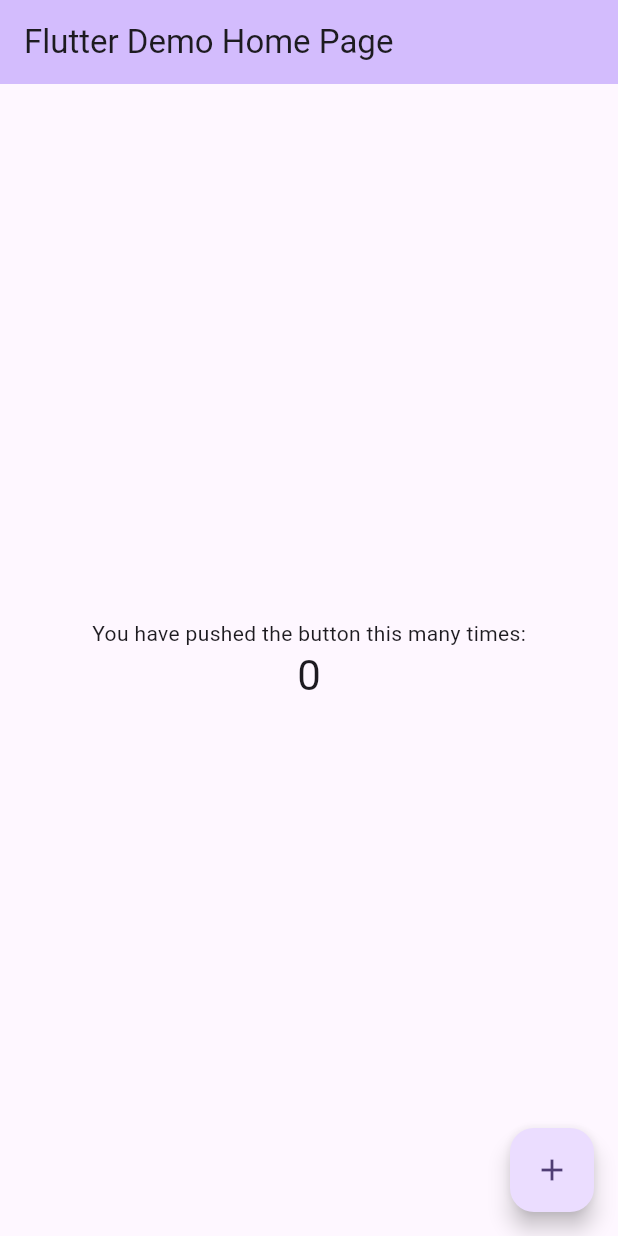
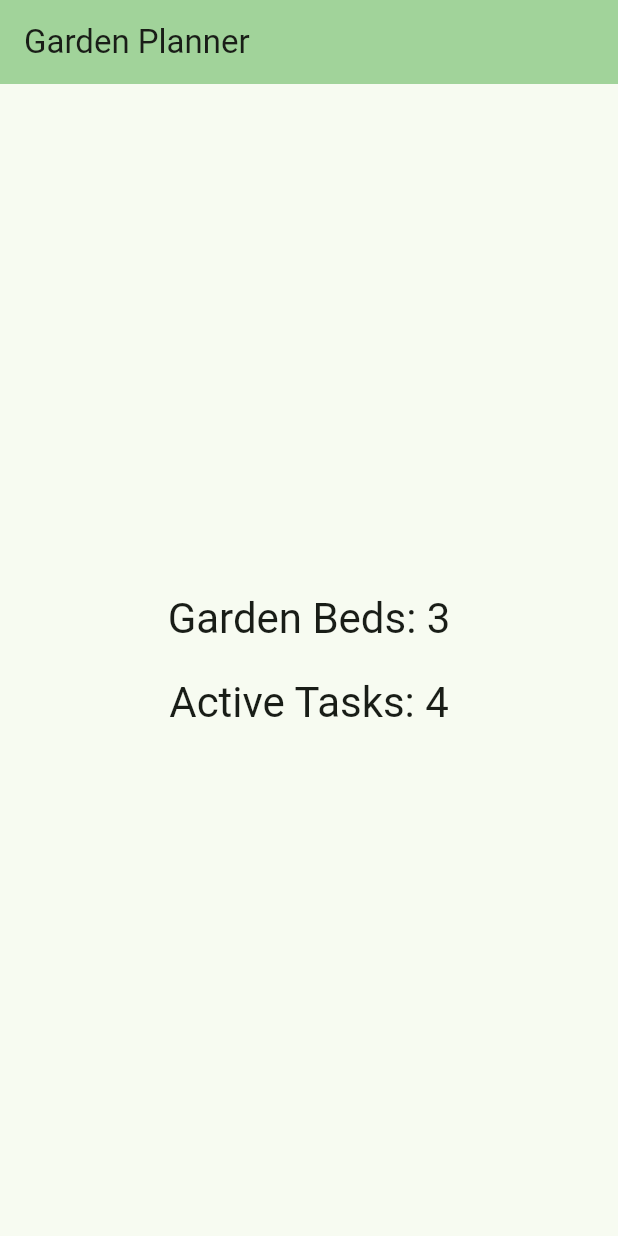
Before and after one commit to markdonaho/garden-design, a Flutter app: the screen it shows after launch, on a phone screen of 412 x 824 dp. Run offline on Flutter 3.47's test engine with Material 3 defaults, Android fonts, the light colour scheme and no system bars.

Commit message:
feat: complete sessions 2-3 foundations
- Models: add Crop, Soil, Bed, GardenTask with JSON mapping
- Provider: load assets/garden_data.json; expose beds/tasks; add CRUD helpers
- Main: integrate ChangeNotifierProvider; show bed/task counts
- Archive: add 2025-08-13_1003 session summary and transcript

Verification: analyze clean; Chrome run shows Garden Beds: 3, Active Tasks: 4

```diff
--- /dev/null
+++ b/garden_planner/devtools_options.yaml
@@ -0,0 +1,3 @@
+description: This file stores settings for Dart & Flutter DevTools.
+documentation: https://docs.flutter.dev/tools/devtools/extensions#configure-extension-enablement-states
+extensions:
--- a/garden_planner/lib/main.dart
+++ b/garden_planner/lib/main.dart
@@ -1,4 +1,7 @@
 import 'package:flutter/material.dart';
+import 'package:provider/provider.dart';
+import 'providers/garden_provider.dart';
+import 'models/garden_models.dart';
 
 void main() {
   runApp(const MyApp());
@@ -10,27 +13,15 @@
   // This widget is the root of your application.
   @override
   Widget build(BuildContext context) {
-    return MaterialApp(
-      title: 'Flutter Demo',
+    return ChangeNotifierProvider<GardenProvider>(
+      create: (BuildContext context) => GardenProvider(),
+      child: MaterialApp(
+        title: 'Garden Planner',
         theme: ThemeData(
-        // This is the theme of your application.
-        //
-        // TRY THIS: Try running your application with "flutter run". You'll see
-        // the application has a purple toolbar. Then, without quitting the app,
-        // try changing the seedColor in the colorScheme below to Colors.green
-        // and then invoke "hot reload" (save your changes or press the "hot
-        // reload" button in a Flutter-supported IDE, or press "r" if you used
-        // the command line to start the app).
-        //
-        // Notice that the counter didn't reset back to zero; the application
-        // state is not lost during the reload. To reset the state, use hot
-        // restart instead.
-        //
-        // This works for code too, not just values: Most code changes can be
-        // tested with just a hot reload.
-        colorScheme: ColorScheme.fromSeed(seedColor: Colors.deepPurple),
+          colorScheme: ColorScheme.fromSeed(seedColor: Colors.green),
         ),
-      home: const MyHomePage(title: 'Flutter Demo Home Page'),
+        home: const MyHomePage(title: 'Garden Planner'),
+      ),
     );
   }
 }
@@ -54,18 +45,6 @@
 }
 
 class _MyHomePageState extends State<MyHomePage> {
-  int _counter = 0;
-
-  void _incrementCounter() {
-    setState(() {
-      // This call to setState tells the Flutter framework that something has
-      // changed in this State, which causes it to rerun the build method below
-      // so that the display can reflect the updated values. If we changed
-      // _counter without calling setState(), then the build method would not be
-      // called again, and so nothing would appear to happen.
-      _counter++;
-    });
-  }
 
   @override
   Widget build(BuildContext context) {
@@ -77,46 +56,36 @@
     // than having to individually change instances of widgets.
     return Scaffold(
       appBar: AppBar(
-        // TRY THIS: Try changing the color here to a specific color (to
-        // Colors.amber, perhaps?) and trigger a hot reload to see the AppBar
-        // change color while the other colors stay the same.
         backgroundColor: Theme.of(context).colorScheme.inversePrimary,
-        // Here we take the value from the MyHomePage object that was created by
-        // the App.build method, and use it to set our appbar title.
         title: Text(widget.title),
       ),
       body: Center(
-        // Center is a layout widget. It takes a single child and positions it
-        // in the middle of the parent.
-        child: Column(
-          // Column is also a layout widget. It takes a list of children and
-          // arranges them vertically. By default, it sizes itself to fit its
-          // children horizontally, and tries to be as tall as its parent.
-          //
-          // Column has various properties to control how it sizes itself and
-          // how it positions its children. Here we use mainAxisAlignment to
-          // center the children vertically; the main axis here is the vertical
-          // axis because Columns are vertical (the cross axis would be
-          // horizontal).
-          //
-          // TRY THIS: Invoke "debug painting" (choose the "Toggle Debug Paint"
-          // action in the IDE, or press "p" in the console), to see the
-          // wireframe for each widget.
+        child: Builder(
+          builder: (BuildContext context) {
+            final GardenProvider gardenProvider = Provider.of<GardenProvider>(context);
+            if (gardenProvider.isLoading) {
+              return const CircularProgressIndicator();
+            }
+            final int bedCount = gardenProvider.beds.length;
+            final int activeTasks = gardenProvider.tasks.where((GardenTask t) => !t.isCompleted).length;
+            return Column(
               mainAxisAlignment: MainAxisAlignment.center,
               children: <Widget>[
-            const Text('You have pushed the button this many times:'),
                 Text(
-              '$_counter',
+                  'Garden Beds: $bedCount',
+                  style: Theme.of(context).textTheme.headlineMedium,
+                ),
+                const SizedBox(height: 20),
+                Text(
+                  'Active Tasks: $activeTasks',
                   style: Theme.of(context).textTheme.headlineMedium,
                 ),
               ],
+            );
+          },
         ),
       ),
-      floatingActionButton: FloatingActionButton(
-        onPressed: _incrementCounter,
-        tooltip: 'Increment',
-        child: const Icon(Icons.add),
-      ), // This trailing comma makes auto-formatting nicer for build methods.
+      floatingActionButton: const SizedBox.shrink(),
     );
   }
 }
--- /dev/null
+++ b/garden_planner/lib/models/garden_models.dart
@@ -0,0 +1,132 @@
+// lib/models/garden_models.dart
+
+class Crop {
+  final String id;
+  final String name;
+  final String variety;
+  final int quantity;
+  final String plantingDate;
+
+  Crop({
+    required this.id,
+    required this.name,
+    required this.variety,
+    required this.quantity,
+    required this.plantingDate,
+  });
+
+  factory Crop.fromJson(Map<String, dynamic> json) {
+    return Crop(
+      id: json['id'] as String,
+      name: json['name'] as String,
+      variety: json['variety'] as String,
+      quantity: json['quantity'] as int,
+      plantingDate: json['planting_date'] as String,
+    );
+  }
+
+  Map<String, dynamic> toJson() {
+    return {
+      'id': id,
+      'name': name,
+      'variety': variety,
+      'quantity': quantity,
+      'planting_date': plantingDate,
+    };
+  }
+}
+
+class Soil {
+  final String composition;
+  final String lastAmended;
+  final String notes;
+
+  Soil({
+    required this.composition,
+    required this.lastAmended,
+    required this.notes,
+  });
+
+  factory Soil.fromJson(Map<String, dynamic> json) {
+    return Soil(
+      composition: json['composition'] as String,
+      lastAmended: json['last_amended'] as String,
+      notes: json['notes'] as String,
+    );
+  }
+
+  Map<String, dynamic> toJson() {
+    return {
+      'composition': composition,
+      'last_amended': lastAmended,
+      'notes': notes,
+    };
+  }
+}
+
+class Bed {
+  final String id;
+  final String name;
+  final Soil soil;
+  final List<Crop> crops;
+
+  Bed({
+    required this.id,
+    required this.name,
+    required this.soil,
+    required this.crops,
+  });
+
+  factory Bed.fromJson(Map<String, dynamic> json) {
+    final List<dynamic> cropList = json['crops'] as List<dynamic>;
+    final List<Crop> crops = cropList.map((dynamic i) => Crop.fromJson(i as Map<String, dynamic>)).toList();
+
+    return Bed(
+      id: json['id'] as String,
+      name: json['name'] as String,
+      soil: Soil.fromJson(json['soil'] as Map<String, dynamic>),
+      crops: crops,
+    );
+  }
+
+  Map<String, dynamic> toJson() {
+    return {
+      'id': id,
+      'name': name,
+      'soil': soil.toJson(),
+      'crops': crops.map((crop) => crop.toJson()).toList(),
+    };
+  }
+}
+
+class GardenTask {
+  final String id;
+  final String description;
+  final String dueDate;
+  bool isCompleted;
+
+  GardenTask({
+    required this.id,
+    required this.description,
+    required this.dueDate,
+    this.isCompleted = false,
+  });
+
+  factory GardenTask.fromJson(Map<String, dynamic> json) {
+    return GardenTask(
+      id: json['id'] as String,
+      description: json['description'] as String,
+      dueDate: json['due_date'] as String,
+      isCompleted: json['is_completed'] as bool,
+    );
+  }
+
+  Map<String, dynamic> toJson() {
+    return {
+      'id': id,
+      'description': description,
+      'due_date': dueDate,
+      'is_completed': isCompleted,
+    };
+  }
+}
--- /dev/null
+++ b/garden_planner/lib/providers/garden_provider.dart
@@ -0,0 +1,74 @@
+// lib/providers/garden_provider.dart
+
+import 'dart:convert';
+import 'package:flutter/material.dart';
+import 'package:flutter/services.dart';
+import '../models/garden_models.dart';
+
+class GardenProvider with ChangeNotifier {
+  List<Bed> _beds = <Bed>[];
+  List<GardenTask> _tasks = <GardenTask>[];
+  bool _isLoading = true;
+
+  List<Bed> get beds => _beds;
+  List<GardenTask> get tasks => _tasks;
+  bool get isLoading => _isLoading;
+
+  GardenProvider() {
+    loadGardenData();
+  }
+
+  Future<void> loadGardenData() async {
+    try {
+      _isLoading = true;
+      notifyListeners();
+
+      final String response = await rootBundle.loadString('assets/garden_data.json');
+      final Map<String, dynamic> data = json.decode(response) as Map<String, dynamic>;
+
+      final List<dynamic> bedList = data['beds'] as List<dynamic>;
+      _beds = bedList.map((dynamic i) => Bed.fromJson(i as Map<String, dynamic>)).toList();
+
+      final List<dynamic> taskList = data['tasks'] as List<dynamic>;
+      _tasks = taskList.map((dynamic i) => GardenTask.fromJson(i as Map<String, dynamic>)).toList();
+
+      _isLoading = false;
+      notifyListeners();
+    } catch (error) {
+      _isLoading = false;
+      notifyListeners();
+      debugPrint('Error loading garden data: $error');
+    }
+  }
+
+  void addTask(GardenTask task) {
+    _tasks.add(task);
+    notifyListeners();
+  }
+
+  void toggleTaskCompletion(String taskId) {
+    final int taskIndex = _tasks.indexWhere((GardenTask task) => task.id == taskId);
+    if (taskIndex != -1) {
+      _tasks[taskIndex].isCompleted = !_tasks[taskIndex].isCompleted;
+      notifyListeners();
+    }
+  }
+
+  void removeTask(String taskId) {
+    _tasks.removeWhere((GardenTask task) => task.id == taskId);
+    notifyListeners();
+  }
+
+  void addBed(Bed bed) {
+    _beds.add(bed);
+    notifyListeners();
+  }
+
+  void updateBed(Bed updatedBed) {
+    final int bedIndex = _beds.indexWhere((Bed bed) => bed.id == updatedBed.id);
+    if (bedIndex != -1) {
+      _beds[bedIndex] = updatedBed;
+      notifyListeners();
+    }
+  }
+}
```
Also changed, not shown: 2 other files. Lines whose indentation alone changed are shown as unchanged.
